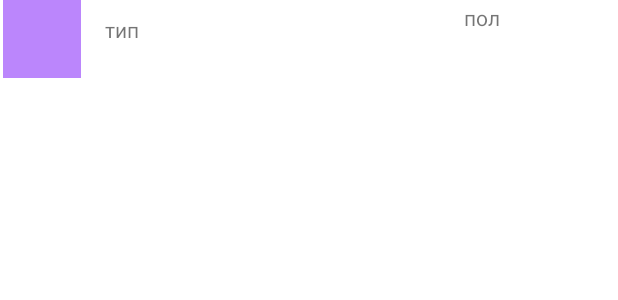
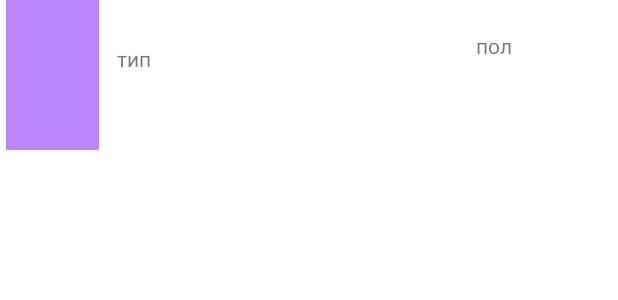
Before and after one commit to vasyavasya7628/RickAndMortyTask32, an Android app: the layout item_character.xml on its own in the app's theme, with its tools: preview values and no code run, on a phone screen of 412 x 824 dp. Shown: the top 300 px of the screen. Run offline under Robolectric (Android 15) with nearby library versions, the phone set to English and light mode, and no system bars.

Commit message:
32 таск жду комментарии

```diff
--- a/app/src/main/java/com/example/rickandmortytask32/RickAndMortySealed.kt
+++ b/app/src/main/java/com/example/rickandmortytask32/RickAndMortySealed.kt
@@ -41,7 +41,7 @@ class HolderCharacter(binding: ItemCharacterBinding): RecyclerView.ViewHolder(bi
 
         Glide.with(heroImage.context)
                 //https://rickandmortyapi.com/api/character/avatar/3.jpeg
-            .load("https://rickandmortyapi.com/api/character/avatar/${item.characterData.image}.jpeg")
+            .load("${item.characterData.image}")
             .into(heroImage)
     }
 }
--- a/app/src/main/java/com/example/rickandmortytask32/fragment/RickAndMortyFragment.kt
+++ b/app/src/main/java/com/example/rickandmortytask32/fragment/RickAndMortyFragment.kt
@@ -6,8 +6,10 @@ import android.view.View
 import android.view.ViewGroup
 import android.widget.Toast
 import androidx.fragment.app.Fragment
+import androidx.lifecycle.ViewModelProvider
 import androidx.recyclerview.widget.LinearLayoutManager
 import com.example.rickandmortytask32.RickAndMortyApi
+import com.example.rickandmortytask32.util.toDomain
 import com.example.rickandmortytask32.RickAndMortySealed
 import com.example.rickandmortytask32.SealedMortyAdapter
 import com.example.rickandmortytask32.data.CharacterInfoNw
@@ -36,6 +38,7 @@ class RickAndMortyFragment : Fragment() {
 
     override fun onViewCreated(view: View, savedInstanceState: Bundle?) {
         super.onViewCreated(view, savedInstanceState)
+        rickAndMortyViewModel = ViewModelProvider(this).get(RickAndMortyViewModel::class.java)
         initAdapter()
         getDataFromNetwork()
         showToast("Data loaded from internet")
@@ -52,8 +55,8 @@ class RickAndMortyFragment : Fragment() {
             ) {
                 if (response.isSuccessful) {
                     val character: DataRickAndMortyNw = response.body() as DataRickAndMortyNw
-                    val characterDomain: List<DataRickAndMorty> = character.list.map{characterInfo ->
-
+                    val characterDomain: List<DataRickAndMorty> = character.list.map {
+                        it.toDomain()
                     }
                     rickAndMortyViewModel.setCharacters(characterDomain)
                     loadDataToAdapter(characterDomain)
--- a/app/src/main/res/layout/item_character.xml
+++ b/app/src/main/res/layout/item_character.xml
@@ -1,41 +1,43 @@
 <?xml version="1.0" encoding="utf-8"?>
 <androidx.constraintlayout.widget.ConstraintLayout xmlns:android="http://schemas.android.com/apk/res/android"
     xmlns:app="http://schemas.android.com/apk/res-auto"
+    xmlns:tools="http://schemas.android.com/tools"
     android:layout_width="match_parent"
-    android:layout_height="52dp">
+    android:layout_height="100dp">
 
     <ImageView
         android:id="@+id/hero_image"
-        android:layout_width="52dp"
-        android:layout_height="52dp"
-        android:layout_marginEnd="16dp"
+        android:layout_width="62dp"
+        android:layout_height="101dp"
+        android:contentDescription="@string/character_image"
         app:layout_constraintBottom_toBottomOf="parent"
         app:layout_constraintEnd_toStartOf="@+id/guideline3"
+        app:layout_constraintStart_toStartOf="parent"
         app:layout_constraintTop_toTopOf="parent"
         app:layout_constraintVertical_bias="0.0"
-        app:srcCompat="@color/purple_200"
-        android:contentDescription="@string/character_image" />
+        app:srcCompat="@color/purple_200" />
 
     <TextView
         android:id="@+id/hero_type"
         android:layout_width="197dp"
         android:layout_height="42dp"
+        android:layout_marginStart="8dp"
         android:text="@string/character_type"
         app:layout_constraintBottom_toBottomOf="parent"
         app:layout_constraintStart_toStartOf="@+id/guideline3"
-        app:layout_constraintTop_toTopOf="parent"
-        app:layout_constraintVertical_bias="1.0" />
+        app:layout_constraintTop_toTopOf="parent" />
 
     <TextView
         android:id="@+id/hero_gender"
         android:layout_width="94dp"
         android:layout_height="50dp"
+        android:layout_marginStart="8dp"
         android:layout_marginTop="16dp"
         android:text="@string/character_gender"
         app:layout_constraintBottom_toBottomOf="parent"
         app:layout_constraintStart_toStartOf="@+id/guideline2"
         app:layout_constraintTop_toTopOf="parent"
-        app:layout_constraintVertical_bias="1.0" />
+        app:layout_constraintVertical_bias="0.147" />
 
     <androidx.constraintlayout.widget.Guideline
         android:id="@+id/guideline2"
```
